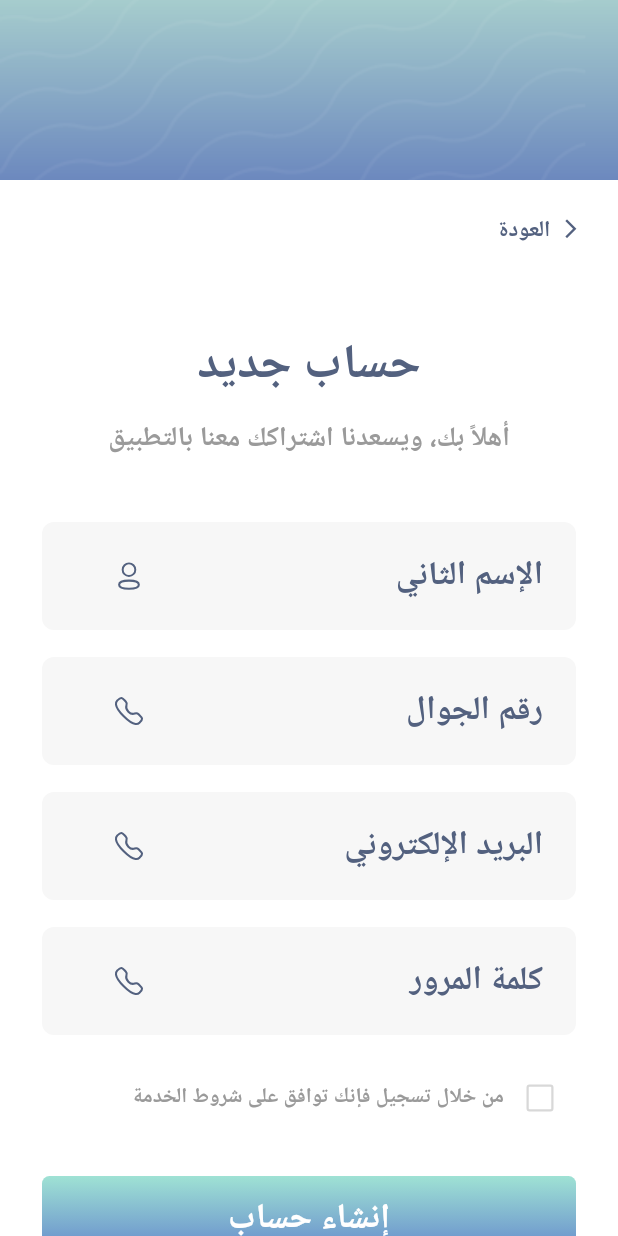
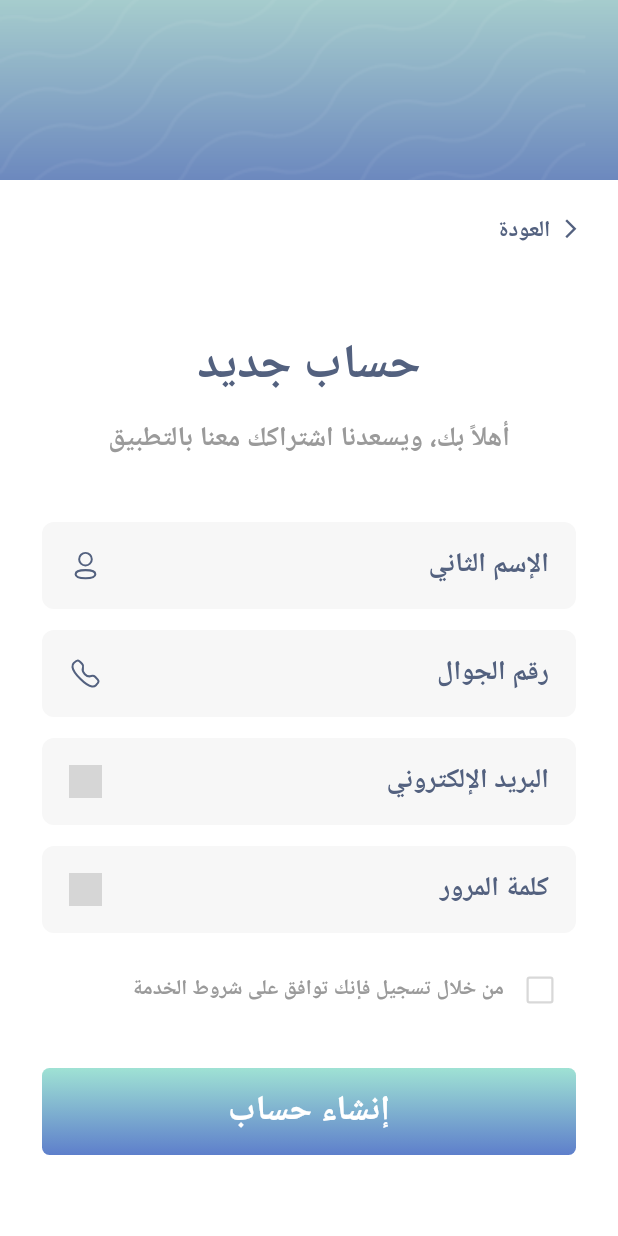
Before and after one commit to Yosri272/bualainain, a Flutter app: the RegisterScreen screen opened by its route, on a phone screen of 412 x 824 dp. Run offline on Flutter 3.47's test engine with Material 3 defaults, Android fonts, the phone set to English and light mode, and no system bars; our stand-ins replace cloud_firestore, device_preview, firebase_auth, firebase_core, firebase_messaging, firebase_storage and 3 more; accounts and stored records are empty; grey boxes are pictures that could not be loaded.

Commit message:
edit register dis

```diff
--- a/lib/register_screen.dart
+++ b/lib/register_screen.dart
@@ -138,37 +138,37 @@ class _RegisterScreenState extends State<RegisterScreen> {
                       hint: 'الإسم الثاني',
                       icon: SvgPicture.asset(
                         'assets/icons/Profile.svg',
-                        width: 22,
-                        height: 22,
+                        width: 20,
+                        height: 20,
                         colorFilter: const ColorFilter.mode(
                           RegisterScreen.textColor,
                           BlendMode.srcIn,
                         ),
                       ),                    ),
-                    const SizedBox(height: 18),
+                    const SizedBox(height: 14),
 
                     _InputBox(
                       controller: phoneController,
                       hint: 'رقم الجوال',
                       icon: SvgPicture.asset(
                         'assets/icons/Call.svg',
-                        width: 22,
-                        height: 22,
+                        width: 20,
+                        height: 20,
                         colorFilter: const ColorFilter.mode(
                           RegisterScreen.textColor,
                           BlendMode.srcIn,
                         ),
                       ),
                     ),
-                    const SizedBox(height: 18),
+                    const SizedBox(height: 14),
 
                     _InputBox(
                       controller: emailController,
                       hint: 'البريد الإلكتروني',
                       icon: SvgPicture.asset(
-                        'assets/icons/Call.svg',
-                        width: 22,
-                        height: 22,
+                        'assets/icons/mail.svg',
+                        width: 20,
+                        height: 20,
                         colorFilter: const ColorFilter.mode(
                           RegisterScreen.textColor,
                           BlendMode.srcIn,
@@ -176,15 +176,15 @@ class _RegisterScreenState extends State<RegisterScreen> {
                       ),
                       keyboardType: TextInputType.emailAddress,
                     ),
-                    const SizedBox(height: 18),
+                    const SizedBox(height: 14),
 
                     _InputBox(
                       controller: passwordController,
                       hint: 'كلمة المرور',
                       icon: SvgPicture.asset(
-                        'assets/icons/Call.svg',
-                        width: 22,
-                        height: 22,
+                        'assets/icons/lock.svg',
+                        width: 20,
+                        height: 20,
                         colorFilter: const ColorFilter.mode(
                           RegisterScreen.textColor,
                           BlendMode.srcIn,
@@ -192,7 +192,7 @@ class _RegisterScreenState extends State<RegisterScreen> {
                       ),
                       obscureText: true,
                     ),
-                    const SizedBox(height: 18),
+                    const SizedBox(height: 14),
 
                     Row(
                       children: [
@@ -326,7 +326,7 @@ class _RegisterScreenState extends State<RegisterScreen> {
 class _InputBox extends StatelessWidget {
   final TextEditingController controller;
   final String hint;
-  final SvgPicture icon;
+  final Widget icon;
   final bool obscureText;
   final TextInputType? keyboardType;
 
@@ -342,15 +342,14 @@ class _InputBox extends StatelessWidget {
   @override
   Widget build(BuildContext context) {
     return Container(
-      height: 72,
-      padding: const EdgeInsets.symmetric(horizontal: 22),
+      height: 58, // بدلاً من 72
+      padding: const EdgeInsets.symmetric(horizontal: 18),
       decoration: BoxDecoration(
         color: const Color(0xffF7F7F7),
         borderRadius: BorderRadius.circular(8),
       ),
       child: Row(
         children: [
-          // النص في أقصى اليمين
           Expanded(
             child: TextField(
               controller: controller,
@@ -359,27 +358,28 @@ class _InputBox extends StatelessWidget {
               textAlign: TextAlign.right,
               textDirection: TextDirection.rtl,
               style: const TextStyle(
-                fontSize: 22,
+                fontSize: 18,
                 fontWeight: FontWeight.w700,
                 color: RegisterScreen.textColor,
               ),
               decoration: InputDecoration(
                 border: InputBorder.none,
+                isCollapsed: true, // يقلل الارتفاع
                 hintText: hint,
                 hintStyle: const TextStyle(
                   color: RegisterScreen.textColor,
-                  fontSize: 22,
+                  fontSize: 18,
                   fontWeight: FontWeight.w700,
                 ),
               ),
             ),
           ),
 
-          const SizedBox(width: 18),
+          const SizedBox(width: 12),
 
-          // الأيقونة في أقصى اليسار
-          Padding(
-            padding: const EdgeInsets.all(25),
+          SizedBox(
+            width: 22,
+            height: 22,
             child: icon,
           ),
         ],
```
